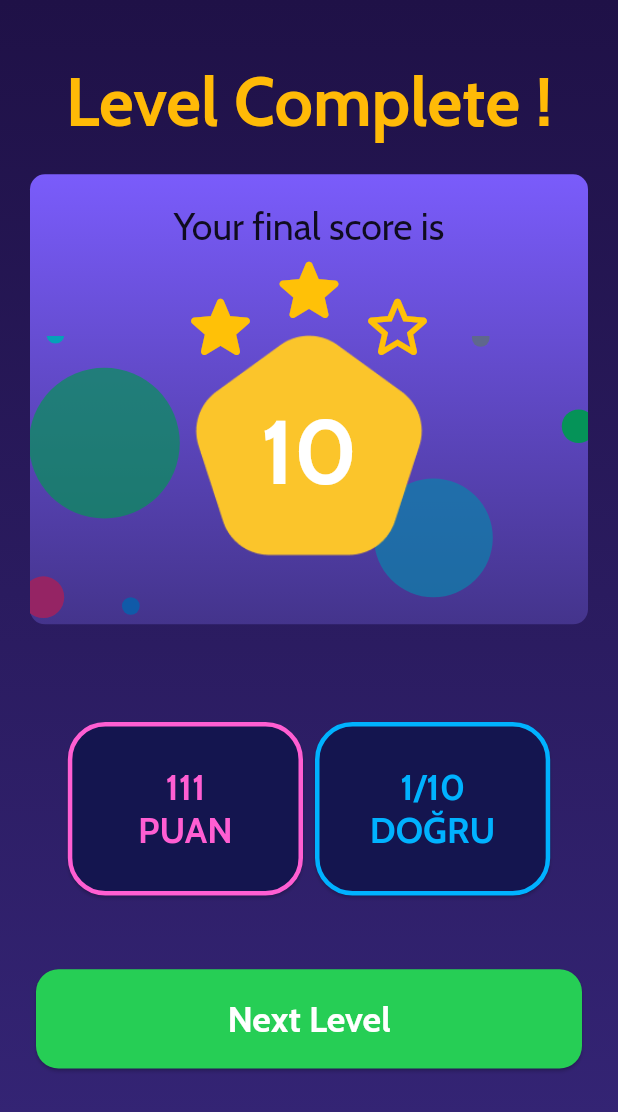
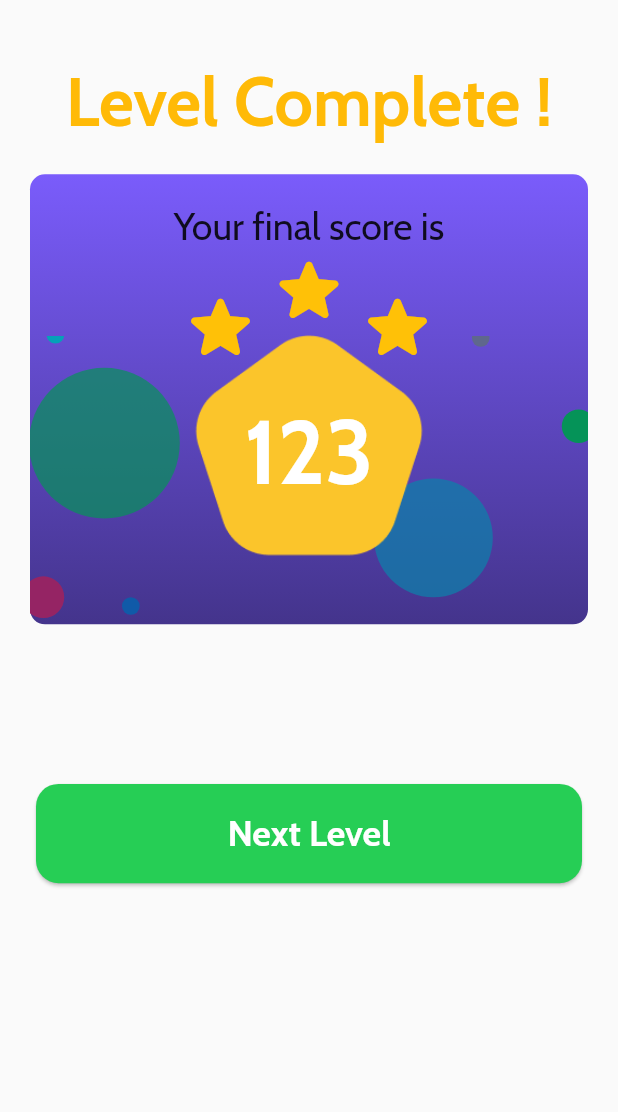
Before and after one commit to KavinduDhananjaya/smile_game, a Flutter app: the LevelCompleteView widget shown alone on an empty page, opened directly, on a phone screen of 412 x 824 dp. Shown: the top 1112 px of the screen. Run offline on Flutter 3.47's test engine with Material 2 defaults, Android fonts, the phone set to English and light mode, and no system bars; our stand-ins replace bloc, carousel_slider, cloud_firestore, confetti, firebase_auth, firebase_core and 10 more; missing offline and left inert: fcode_bloc, flutter_facebook_auth; accounts and stored records are empty; network calls fail.

Commit message:
level complete view

```diff
--- a/lib/ui/home_page/game_view/game_view.dart
+++ b/lib/ui/home_page/game_view/game_view.dart
@@ -8,6 +8,7 @@ import 'package:font_awesome_flutter/font_awesome_flutter.dart';
 import 'package:google_fonts/google_fonts.dart';
 import 'package:page_transition/page_transition.dart';
 import 'package:percent_indicator/linear_percent_indicator.dart';
+import 'package:smile_game/ui/home_page/game_view/level_complete_view.dart';
 import 'package:smile_game/ui/home_page/home_page_cubit.dart';
 import 'package:smile_game/ui/home_page/home_page_state.dart';
 import 'package:smile_game/ui/root_page/root_cubit.dart';
@@ -53,8 +54,10 @@ class GameViewState extends State<GameView> {
                   pre.isProcessing != current.isProcessing ||
                   pre.currentQuestionImage != current.currentQuestionImage ||
                   pre.currentAnswer != current.currentAnswer ||
-                  pre.isProcessing != current.isProcessing,
+                  pre.isProcessing != current.isProcessing ||
+                  pre.isLevelComplete != current.isLevelComplete,
               builder: (context, state) {
+
                 if (state.isProcessing) {
                   const spinkit = SpinKitCircle(
                     color: Colors.white,
@@ -69,6 +72,11 @@ class GameViewState extends State<GameView> {
                     ],
                   );
                 }
+
+                if (state.isLevelComplete) {
+                  return const LevelCompleteView();
+                }
+
                 return Column(
                   children: [
                     Row(
@@ -141,8 +149,8 @@ class GameViewState extends State<GameView> {
                             child: Text(
                               'Question : ${snapshot.currentIndex}/10',
                               textAlign: TextAlign.start,
-                              style:
-                                  TextStyle(fontSize: 20, color: Colors.white),
+                              style: const TextStyle(
+                                  fontSize: 20, color: Colors.white),
                             ),
                           );
                         }),
@@ -410,10 +418,10 @@ class GameViewState extends State<GameView> {
             side: const BorderSide(color: Colors.red, width: 2),
           ),
           child: Container(
-            padding: EdgeInsets.symmetric(horizontal: 32, vertical: 52),
-            child: Text(
+            padding: const EdgeInsets.symmetric(horizontal: 32, vertical: 52),
+            child: const Text(
               'Opps..Timout',
-              style: TextStyle(
+              style: const TextStyle(
                 fontSize: 24,
                 color: Colors.white,
               ),
--- a/lib/ui/home_page/game_view/level_complete_view.dart
+++ b/lib/ui/home_page/game_view/level_complete_view.dart
@@ -1,26 +1,20 @@
 import 'package:flutter/material.dart';
+import 'package:flutter_bloc/flutter_bloc.dart';
 import 'package:flutter_svg/flutter_svg.dart';
+import 'package:smile_game/ui/home_page/home_page_cubit.dart';
+import 'package:smile_game/ui/root_page/root_cubit.dart';
 import 'package:smile_game/ui/widgets/context_extension.dart';
 import '../../widgets/score_card.dart';
-
 
 class LevelCompleteView extends StatelessWidget {
   const LevelCompleteView({Key? key}) : super(key: key);
 
   @override
   Widget build(BuildContext context) {
+    final rootCubit = BlocProvider.of<RootCubit>(context);
+    final gameCubit = BlocProvider.of<HomePageCubit>(context);
 
-    return SafeArea(
-      child: Scaffold(
-        body: Container(
-          decoration: const BoxDecoration(
-            gradient: LinearGradient(
-              colors: [Color(0xff1F1147), Color(0xff362679)],
-              begin: Alignment.topCenter,
-              end: Alignment.bottomCenter,
-            ),
-          ),
-          child: ListView(
+    return ListView(
       padding: const EdgeInsets.symmetric(horizontal: 20),
       children: [
         SizedBox(height: context.dynamicHeight(0.05)),
@@ -28,11 +22,9 @@ class LevelCompleteView extends StatelessWidget {
           child: Text(
             "Level Complete !",
             style: Theme.of(context).textTheme.headline3?.copyWith(
-                      color: const Color(0xffFFBA07),
-                      fontWeight: FontWeight.bold),
+                color: const Color(0xffFFBA07), fontWeight: FontWeight.bold),
           ),
         ),
-
         Container(
           margin: const EdgeInsets.symmetric(vertical: 20),
           decoration: BoxDecoration(
@@ -57,14 +49,15 @@ class LevelCompleteView extends StatelessWidget {
               Padding(
                 padding: const EdgeInsets.all(20),
                 child: Column(
-                        children: [
-                          const Text(
+                  children: const [
+                    Text(
                       'Your final score is',
                       style: TextStyle(fontSize: 25),
                     ),
                     ScoreCard(
-                              score:  10,
-                              stars: 2),
+                      score: 123,
+                      stars: 3,
+                    ),
                   ],
                 ),
               ),
@@ -75,83 +68,71 @@ class LevelCompleteView extends StatelessWidget {
         Row(
           mainAxisAlignment: MainAxisAlignment.center,
           children: [
-                  SizedBox(
-                    width: context.dynamicWidth(0.4),
-                    height: context.dynamicHeight(0.15),
-                    child: Card(
-                      color: Color(0xff14154F),
-                      shape: RoundedRectangleBorder(
-                          borderRadius: BorderRadius.circular(25),
-                          side: BorderSide(
-                              color: Color(0xffFF5ED2), width: 3)),
-                      child: Column(
-                        mainAxisAlignment: MainAxisAlignment.center,
-                        children: [
-                          Text(
-                            '111',
-                            style: Theme.of(context)
-                                .textTheme
-                                .headline5
-                                ?.copyWith(
-                                color: Color(0xffFF5ED2),
-                                fontWeight: FontWeight.bold),
-                          ),
-                          Text(
-                            "PUAN",
-                            style: Theme.of(context)
-                                .textTheme
-                                .headline5
-                                ?.copyWith(
-                                color: Color(0xffFF5ED2),
-                                fontWeight: FontWeight.bold),
-                          ),
-                        ],
-                      ),
-                    ),
-                  ),
-                  SizedBox(
-                    width: context.dynamicWidth(0.4),
-                    height: context.dynamicHeight(0.15),
-                    child: Card(
-                      color: Color(0xff14154F),
-                      shape: RoundedRectangleBorder(
-                          borderRadius: BorderRadius.circular(25),
-                          side: BorderSide(
-                              color: Color(0xff00B2FF), width: 3)),
-                      child: Column(
-                        mainAxisAlignment: MainAxisAlignment.center,
-                        children: [
-                          Text(
-                            '1' + "/10",
-                            style: Theme.of(context)
-                                .textTheme
-                                .headline5
-                                ?.copyWith(
-                                color: Color(0xff00B2FF),
-                                fontWeight: FontWeight.bold),
-                          ),
-                          Text(
-                            "DOĞRU",
-                            style: Theme.of(context)
-                                .textTheme
-                                .headline5
-                                ?.copyWith(
-                                color: Color(0xff00B2FF),
-                                fontWeight: FontWeight.bold),
-                          ),
-                        ],
-                      ),
-                    ),
-                  ),
+            // SizedBox(
+            //   width: context.dynamicWidth(0.4),
+            //   height: context.dynamicHeight(0.15),
+            //   child: Card(
+            //     color: Color(0xff14154F),
+            //     shape: RoundedRectangleBorder(
+            //         borderRadius: BorderRadius.circular(25),
+            //         side: BorderSide(color: Color(0xffFF5ED2), width: 3)),
+            //     child: Column(
+            //       mainAxisAlignment: MainAxisAlignment.center,
+            //       children: [
+            //         Text(
+            //           '111',
+            //           style: Theme.of(context).textTheme.headline5?.copyWith(
+            //               color: Color(0xffFF5ED2),
+            //               fontWeight: FontWeight.bold),
+            //         ),
+            //         Text(
+            //           "PUAN",
+            //           style: Theme.of(context).textTheme.headline5?.copyWith(
+            //               color: Color(0xffFF5ED2),
+            //               fontWeight: FontWeight.bold),
+            //         ),
+            //       ],
+            //     ),
+            //   ),
+            // ),
+            // SizedBox(
+            //   width: context.dynamicWidth(0.4),
+            //   height: context.dynamicHeight(0.15),
+            //   child: Card(
+            //     color: Color(0xff14154F),
+            //     shape: RoundedRectangleBorder(
+            //         borderRadius: BorderRadius.circular(25),
+            //         side: BorderSide(color: Color(0xff00B2FF), width: 3)),
+            //     child: Column(
+            //       mainAxisAlignment: MainAxisAlignment.center,
+            //       children: [
+            //         Text(
+            //           '1' + "/10",
+            //           style: Theme.of(context).textTheme.headline5?.copyWith(
+            //               color: Color(0xff00B2FF),
+            //               fontWeight: FontWeight.bold),
+            //         ),
+            //         Text(
+            //           "DOĞRU",
+            //           style: Theme.of(context).textTheme.headline5?.copyWith(
+            //               color: Color(0xff00B2FF),
+            //               fontWeight: FontWeight.bold),
+            //         ),
+            //       ],
+            //     ),
+            //   ),
+            // ),
           ],
         ),
         SizedBox(height: context.dynamicHeight(0.05)),
+        Spacer(),
         SizedBox(
           height: context.dynamicHeight(0.09),
           width: context.dynamicWidth(0.8),
           child: InkWell(
             onTap: () {
-                    Navigator.of(context).pop();
+              gameCubit.getQuestionData(false);
+              gameCubit.nextLevel();
             },
             child: Card(
               color: const Color(0xff26CE55),
@@ -160,21 +141,15 @@ class LevelCompleteView extends StatelessWidget {
               child: Center(
                 child: Text(
                   "Next Level",
-                        style: Theme.of(context)
-                            .textTheme
-                            .headline5
-                            ?.copyWith(
-                            color: Colors.white,
-                            fontWeight: FontWeight.bold),
+                  style: Theme.of(context).textTheme.headline5?.copyWith(
+                      color: Colors.white, fontWeight: FontWeight.bold),
                 ),
               ),
             ),
           ),
         ),
+        SizedBox(height: context.dynamicHeight(0.03)),
       ],
-          ),
-        ),
-      ),
     );
   }
 }
--- a/lib/ui/home_page/home_page_cubit.dart
+++ b/lib/ui/home_page/home_page_cubit.dart
@@ -128,7 +128,7 @@ class HomePageCubit extends Cubit<HomePageState> {
 
   checkAnswer(int i) async {
     _timer.cancel();
-    emit(state.clone(isClicked: true));
+    emit(state.clone(isClicked: true,isLevelComplete: false));
 
     if (state.isCorrect == -1) {
       if (i == state.currentAnswer) {
@@ -148,15 +148,23 @@ class HomePageCubit extends Cubit<HomePageState> {
     }
   }
 
+
+  Future<void> nextLevel() async {
+    emit(state.clone(isLevelComplete: false));
+
+  }
+
   Future<void> updateLevel() async {
+    emit(state.clone(isLevelComplete: false));
     int? currentLevel = state.currentLevel;
     int? currentIndex = state.currentIndex;
 
-    if (currentIndex != 10) {
+    if (currentIndex != 5) {
       currentIndex = currentIndex + 1;
-    } else if (currentIndex == 10 && currentLevel >= 0) {
+    } else if (currentIndex == 5 && currentLevel >= 0) {
       currentIndex = 1;
       currentLevel = currentLevel + 1;
+      emit(state.clone(isLevelComplete: true));
     }
 
     await _userRepository.update(
--- a/lib/ui/home_page/home_page_state.dart
+++ b/lib/ui/home_page/home_page_state.dart
@@ -14,6 +14,7 @@ class HomePageState {
   final int initialTime;
   final bool isClicked;
   final bool isTimeOut;
+  final bool isLevelComplete;
   final int isCorrect;
 
   const HomePageState({
@@ -28,6 +29,7 @@ class HomePageState {
     required this.time,
     required this.initialTime,
     required this.isClicked,
+    required this.isLevelComplete,
     required this.isCorrect,
     required this.isTimeOut,
   });
@@ -46,6 +48,7 @@ class HomePageState {
         isClicked: false,
         isCorrect: -1,
         isTimeOut: false,
+        isLevelComplete: false,
       );
 
   HomePageState clone({
@@ -62,6 +65,7 @@ class HomePageState {
     bool? isClicked,
     bool? isTimeOut,
     int? isCorrect,
+    bool? isLevelComplete,
   }) {
     return HomePageState(
       currentQuestionImage: currentQuestionImage ?? this.currentQuestionImage,
@@ -77,6 +81,7 @@ class HomePageState {
       isClicked: isClicked ?? this.isClicked,
       isCorrect: isCorrect ?? this.isCorrect,
       isTimeOut: isTimeOut ?? this.isTimeOut,
+      isLevelComplete: isLevelComplete ?? this.isLevelComplete,
     );
   }
 }
```
Lines whose indentation alone changed are shown as unchanged.
